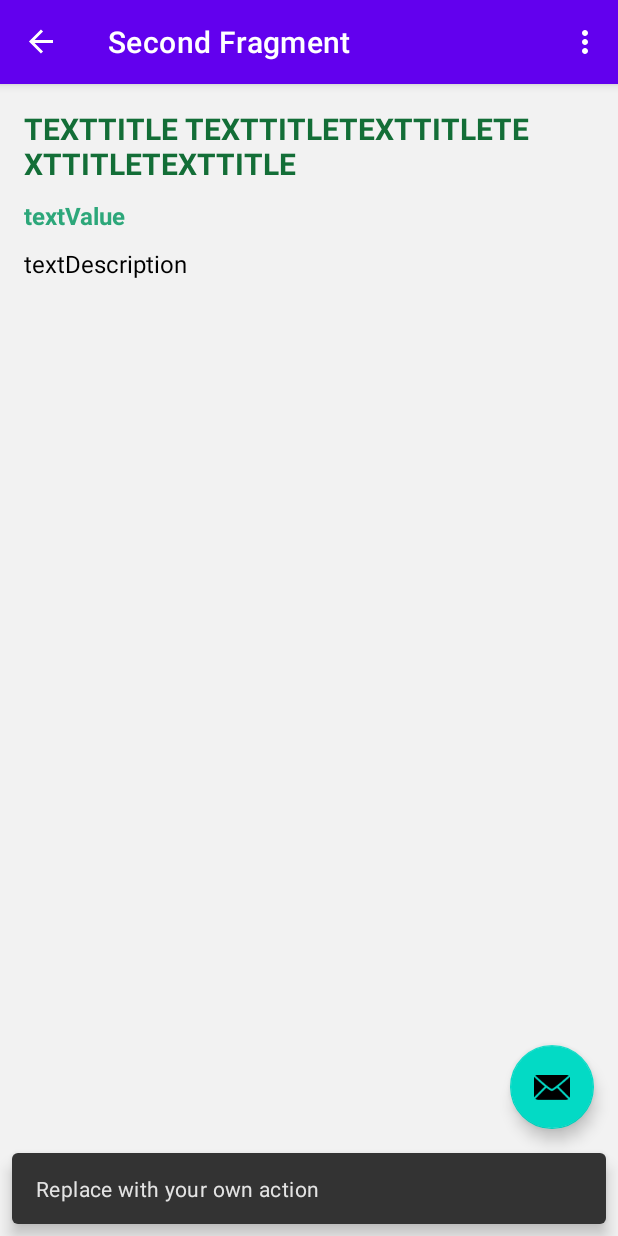
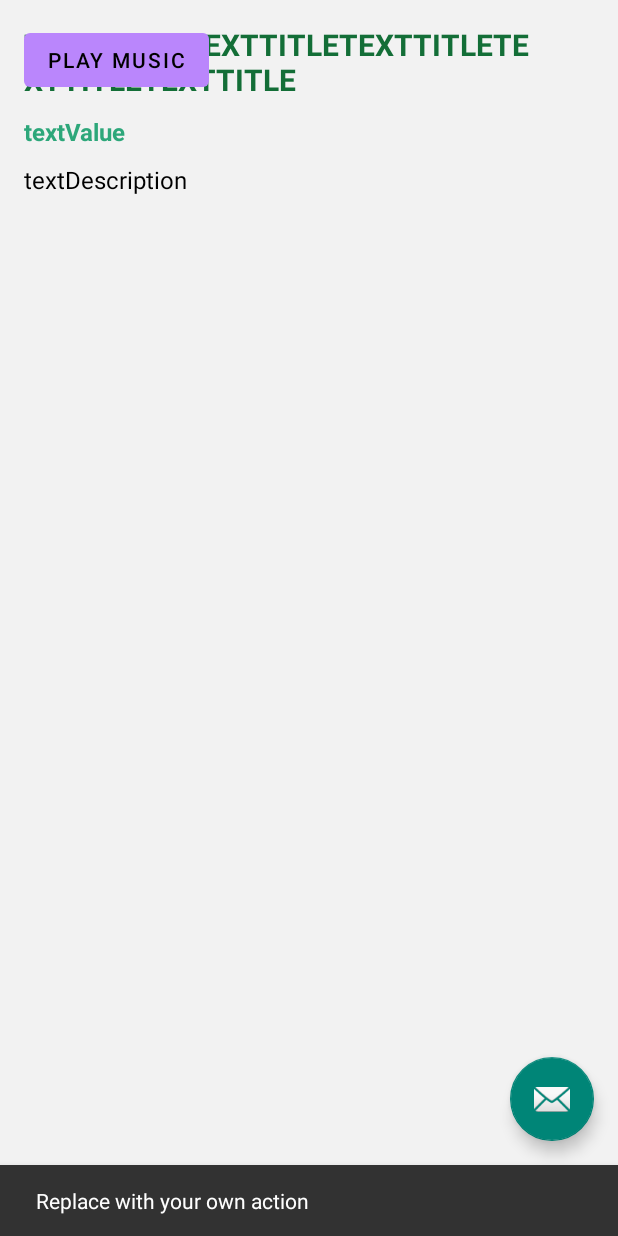
Before and after one commit to loureorganic/DictionaryApp, an Android app: the SecondFragment screen opened through its navigation route, after a tap on an icon or button, on a phone screen of 412 x 824 dp. Run offline under Robolectric (Android 15) with nearby library versions, the phone set to English and light mode, and no system bars; our stand-ins replace Dagger/Hilt's generated code, Firebase (no records; nobody signed in at launch, a user with empty details on screens opened directly), RxJava, navigation-ui; 4 statements that could not run were skipped.

```diff
--- a/app/src/main/java/com/example/dictionaryapp/screens/home/ui/FirstFragment.kt
+++ b/app/src/main/java/com/example/dictionaryapp/screens/home/ui/FirstFragment.kt
@@ -5,6 +5,7 @@ import android.os.Bundle
 import android.view.LayoutInflater
 import android.view.View
 import android.view.ViewGroup
+import androidx.appcompat.app.AppCompatActivity
 import androidx.core.os.bundleOf
 import androidx.fragment.app.Fragment
 import androidx.navigation.fragment.findNavController
@@ -25,9 +26,6 @@ class FirstFragment : Fragment() {
 
     var adapter: RecyclerViewAdapter? = null
 
-
-
-
     @Inject
     lateinit var viewModelHome: ViewModelHome
 
@@ -46,6 +44,7 @@ class FirstFragment : Fragment() {
 
         adapter = RecyclerViewAdapter()
 
+        (activity as AppCompatActivity).supportActionBar?.hide();
         setupList()
         onClickItem()
     }
--- a/app/src/main/java/com/example/dictionaryapp/screens/home/ui/MainActivity.kt
+++ b/app/src/main/java/com/example/dictionaryapp/screens/home/ui/MainActivity.kt
@@ -7,8 +7,6 @@ import androidx.appcompat.app.AppCompatActivity
 import androidx.navigation.findNavController
 import androidx.navigation.ui.AppBarConfiguration
 import androidx.navigation.ui.navigateUp
-import androidx.navigation.ui.setupActionBarWithNavController
-import androidx.recyclerview.widget.GridLayoutManager
 import com.example.dictionaryapp.R
 import com.example.dictionaryapp.databinding.ActivityMainBinding
 import com.example.dictionaryapp.screens.home.viewmodel.ViewModelHome
@@ -33,20 +31,12 @@ class MainActivity : AppCompatActivity() {
         binding = ActivityMainBinding.inflate(layoutInflater)
         setContentView(binding.root)
 
-        setSupportActionBar(binding.toolbar)
-
         val navController = findNavController(R.id.nav_host_fragment_content_main)
-        appBarConfiguration = AppBarConfiguration(navController.graph)
-        setupActionBarWithNavController(navController, appBarConfiguration)
 
         binding.fab.setOnClickListener { view ->
             Snackbar.make(view, "Replace with your own action", Snackbar.LENGTH_LONG)
                 .setAction("Action", null).show()
         }
-
-
-
-
     }
 
 
--- a/app/src/main/res/layout/activity_main.xml
+++ b/app/src/main/res/layout/activity_main.xml
@@ -11,12 +11,6 @@
         android:layout_height="wrap_content"
         android:theme="@style/Theme.DictionaryApp.AppBarOverlay">
 
-        <androidx.appcompat.widget.Toolbar
-            android:id="@+id/toolbar"
-            android:layout_width="match_parent"
-            android:layout_height="?attr/actionBarSize"
-            android:background="?attr/colorPrimary"
-            app:popupTheme="@style/Theme.DictionaryApp.PopupOverlay" />
 
     </com.google.android.material.appbar.AppBarLayout>
 
--- a/app/src/main/res/layout/fragment_second.xml
+++ b/app/src/main/res/layout/fragment_second.xml
@@ -68,6 +68,16 @@
                 app:layout_constraintTop_toBottomOf="@id/txtValue" />
 
 
+            <com.google.android.material.button.MaterialButton
+                android:id="@+id/playAudioButton"
+                android:layout_width="wrap_content"
+                android:layout_height="wrap_content"
+                style="@style/Widget.MaterialComponents.Button.UnelevatedButton"
+                android:theme="@style/Theme.MaterialComponents"
+                android:text="Play music"
+                tools:layout_editor_absoluteX="16dp"
+                tools:layout_editor_absoluteY="189dp" />
+
         </androidx.constraintlayout.widget.ConstraintLayout>
     </ScrollView>
 </androidx.constraintlayout.widget.ConstraintLayout>
--- a/app/src/main/res/navigation/nav_graph.xml
+++ b/app/src/main/res/navigation/nav_graph.xml
@@ -8,7 +8,6 @@
     <fragment
         android:id="@+id/FirstFragment"
         android:name="com.example.dictionaryapp.screens.home.ui.FirstFragment"
-        android:label="@string/first_fragment_label"
         tools:layout="@layout/fragment_first">
 
         <action
@@ -18,7 +17,6 @@
     <fragment
         android:id="@+id/SecondFragment"
         android:name="com.example.dictionaryapp.screens.home.ui.SecondFragment"
-        android:label="@string/second_fragment_label"
         tools:layout="@layout/fragment_second">
 
         <action
--- a/app/src/main/res/values/themes.xml
+++ b/app/src/main/res/values/themes.xml
@@ -1,9 +1,9 @@
 <resources xmlns:tools="http://schemas.android.com/tools">
     <!-- Base application theme. -->
-    <style name="Theme.DictionaryApp" parent="Theme.MaterialComponents.DayNight.DarkActionBar">
+    <style name="Theme.DictionaryApp" parent="Theme.AppCompat.Light.NoActionBar">
         <!-- Primary brand color. -->
-        <item name="colorPrimary">@color/purple_500</item>
-        <item name="colorPrimaryVariant">@color/purple_700</item>
+        <item name="colorPrimary">@color/black</item>
+        <item name="colorPrimaryVariant">@color/black</item>
         <item name="colorOnPrimary">@color/white</item>
         <!-- Secondary brand color. -->
         <item name="colorSecondary">@color/teal_200</item>
@@ -19,7 +19,7 @@
         <item name="windowNoTitle">true</item>
     </style>
 
-    <style name="Theme.DictionaryApp.AppBarOverlay" parent="ThemeOverlay.AppCompat.Dark.ActionBar" />
+    <style name="Theme.DictionaryApp.AppBarOverlay" parent="ThemeOverlay.AppCompat.Dark" />
 
     <style name="Theme.DictionaryApp.PopupOverlay" parent="ThemeOverlay.AppCompat.Light" />
 </resources>
```
Also changed, not shown: app/src/main/java/com/example/dictionaryapp/screens/home/ui/SecondFragment.kt (+22 -1 lines).
